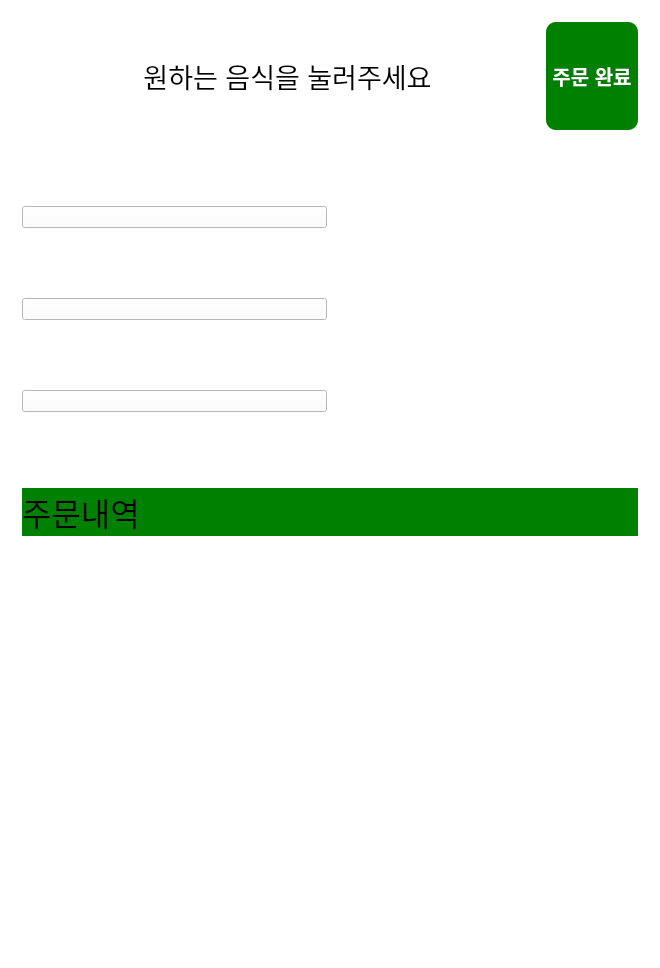
Old version of the form Kiosk/mainwindow.ui in the repository psy1064/Kiosk.
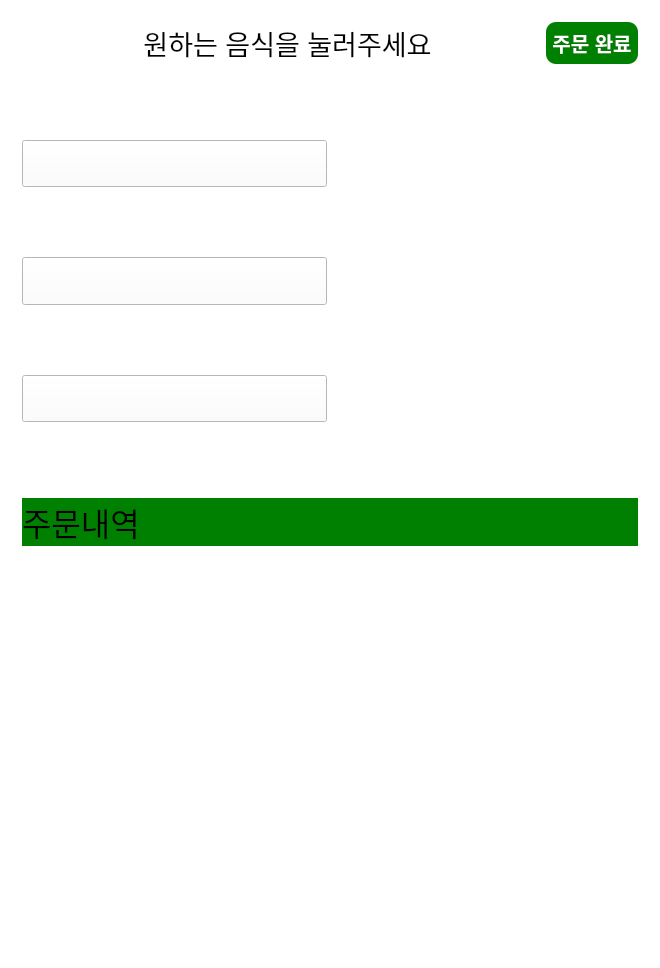
New version of the form. The open tabs and pages were chosen to show the change. Icons and pictures are not drawn. Custom widgets are drawn as their Qt base class.

```diff
--- a/Kiosk/mainwindow.ui
+++ b/Kiosk/mainwindow.ui
@@ -33,7 +33,7 @@
        <string notr="true"/>
       </property>
       <property name="currentIndex">
-       <number>2</number>
+       <number>1</number>
       </property>
       <widget class="QWidget" name="loading">
        <layout class="QVBoxLayout" name="verticalLayout">
@@ -94,8 +94,7 @@
         </item>
        </layout>
       </widget>
-      <widget class="QWidget" name="young"/>
-      <widget class="QWidget" name="middle">
+      <widget class="QWidget" name="display">
        <layout class="QGridLayout" name="gridLayout_2">
         <item row="1" column="0">
          <layout class="QVBoxLayout" name="verticalLayout_2">
@@ -163,6 +162,26 @@
            </layout>
           </item>
           <item>
+           <widget class="QStackedWidget" name="menudisplaywidget">
+            <widget class="QWidget" name="young"/>
+            <widget class="QWidget" name="middle">
+             <layout class="QGridLayout" name="gridLayout_5">
+              <property name="leftMargin">
+               <number>0</number>
+              </property>
+              <property name="topMargin">
+               <number>0</number>
+              </property>
+              <property name="rightMargin">
+               <number>0</number>
+              </property>
+              <property name="bottomMargin">
+               <number>0</number>
+              </property>
+              <property name="spacing">
+               <number>0</number>
+              </property>
+              <item row="0" column="0">
            <layout class="QHBoxLayout" name="horizontalLayout">
             <property name="sizeConstraint">
              <enum>QLayout::SetMinimumSize</enum>
@@ -339,6 +358,10 @@
             </item>
            </layout>
           </item>
+             </layout>
+            </widget>
+           </widget>
+          </item>
           <item>
            <widget class="QLabel" name="label_4">
             <property name="sizePolicy">
@@ -361,7 +384,7 @@
            </widget>
           </item>
           <item>
-           <layout class="QHBoxLayout" name="horizontalLayout_3" stretch="1,0">
+           <layout class="QHBoxLayout" name="horizontalLayout_3" stretch="1">
             <property name="spacing">
              <number>0</number>
             </property>
@@ -371,26 +394,10 @@
                <number>0</number>
               </property>
               <property name="bottomMargin">
-               <number>380</number>
+               <number>400</number>
               </property>
              </layout>
             </item>
-            <item>
-             <spacer name="verticalSpacer">
-              <property name="orientation">
-               <enum>Qt::Vertical</enum>
-              </property>
-              <property name="sizeType">
-               <enum>QSizePolicy::Fixed</enum>
-              </property>
-              <property name="sizeHint" stdset="0">
-               <size>
-                <width>1</width>
-                <height>410</height>
-               </size>
-              </property>
-             </spacer>
-            </item>
            </layout>
           </item>
          </layout>
```
Left out of the diff: 6 changed lines with no effect on the pictures. Lines whose indentation alone changed are shown as unchanged.
